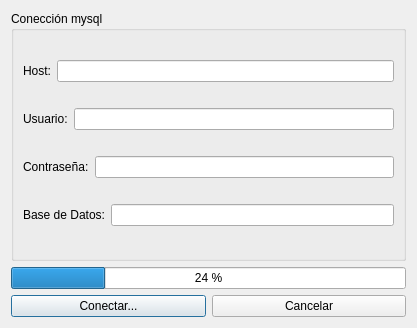
The window that trunk/src/EMysql.ui (chungote/gestotux) describes before a commit, drawn with Qt 5.
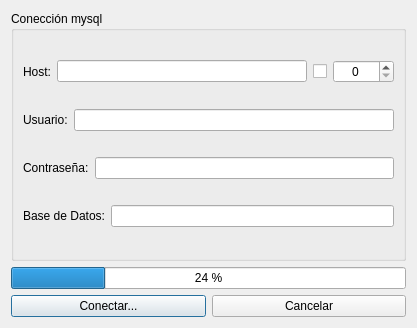
The same window after the commit.

Commit message: modificacion de iconos de ventanas y formulario de agregar servicios, actualizacion de creación de tablas mysql y agregado puerto para conexion mysql, agregadas imagenes

Patch:
```diff
--- a/trunk/src/EMysql.ui
+++ b/trunk/src/EMysql.ui
@@ -34,6 +34,26 @@
         <item>
          <widget class="QLineEdit" name="LEHost" />
         </item>
+        <item>
+         <widget class="QCheckBox" name="CkBPuerto" >
+          <property name="text" >
+           <string/>
+          </property>
+         </widget>
+        </item>
+        <item>
+         <widget class="QSpinBox" name="SBPuerto" >
+          <property name="frame" >
+           <bool>true</bool>
+          </property>
+          <property name="alignment" >
+           <set>Qt::AlignCenter</set>
+          </property>
+          <property name="maximum" >
+           <number>99999</number>
+          </property>
+         </widget>
+        </item>
        </layout>
       </item>
       <item>
```
Left out of the diff: 16 changed lines with no effect on the pictures. The commit also changes 18 other files.
